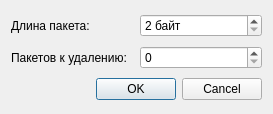
First picture: the form in ip-phone-van/dialog_packetdelete.ui, repository Warchant/ip-phone, before the edit.
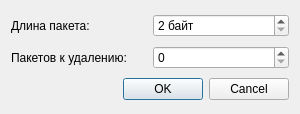
Second picture: the form after the edit. Icons and pictures are not drawn.

Commit message: from ubuntu: fixed sizeof(long) bug, fixed size of ui

The edit to the form file:
```diff
--- a/ip-phone-van/dialog_packetdelete.ui
+++ b/ip-phone-van/dialog_packetdelete.ui
@@ -6,19 +6,19 @@
    <rect>
     <x>0</x>
     <y>0</y>
-    <width>273</width>
+    <width>300</width>
     <height>114</height>
    </rect>
   </property>
   <property name="minimumSize">
    <size>
-    <width>273</width>
+    <width>300</width>
     <height>114</height>
    </size>
   </property>
   <property name="maximumSize">
    <size>
-    <width>273</width>
+    <width>300</width>
     <height>114</height>
    </size>
   </property>
```
The commit also changes 4 other files.
